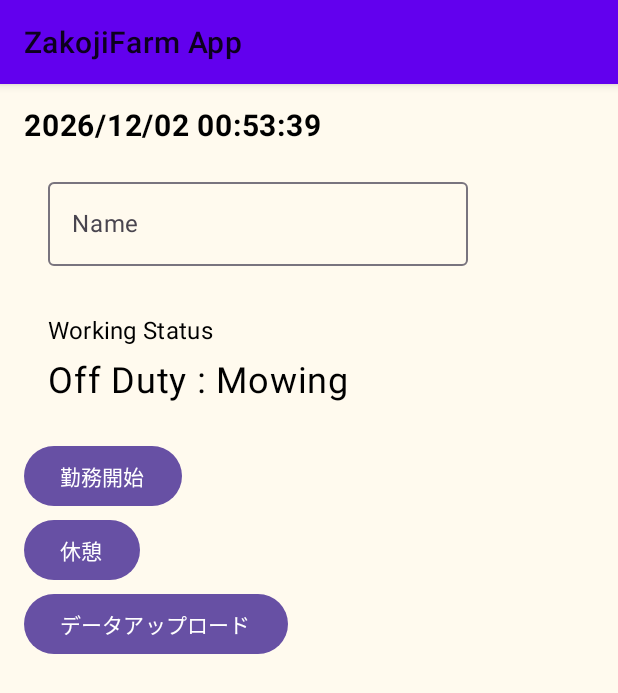
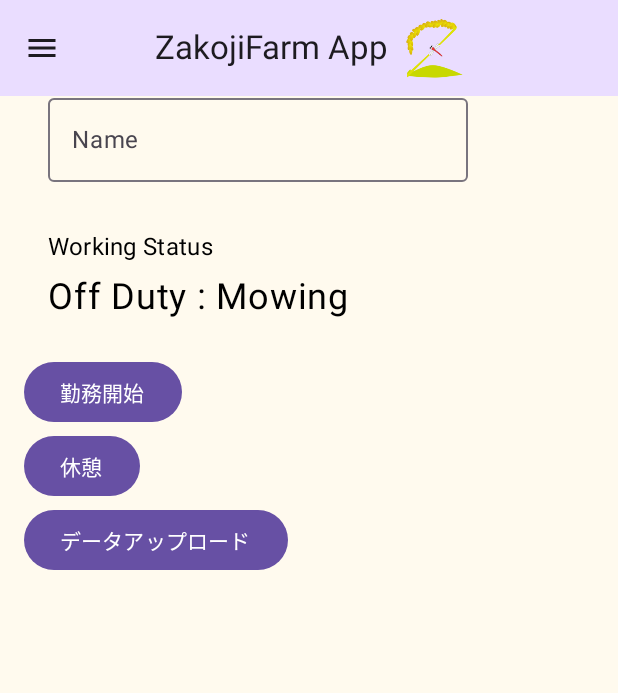
Before and after one commit to sonatine726/zakojifrarm_workmanagement_android_app, an Android app built with Jetpack Compose: the screen it shows after launch (MainActivity), on a phone screen of 412 x 824 dp. Shown: the top 693 px of the screen. Run offline under Robolectric (Android 15) with nearby library versions, the light colour scheme and no system bars; our stand-ins replace Dagger/Hilt's generated code.

Commit message:
Change design of the top bar

```diff
--- a/app/src/main/java/com/zakojifarm/farmapp/ui/MainActivity.kt
+++ b/app/src/main/java/com/zakojifarm/farmapp/ui/MainActivity.kt
@@ -13,10 +13,14 @@ import androidx.activity.viewModels
 import androidx.annotation.RequiresApi
 import androidx.appcompat.app.AppCompatActivity
 import androidx.compose.foundation.layout.*
+import androidx.compose.material.icons.Icons
+import androidx.compose.material.icons.filled.Menu
 import androidx.compose.material3.*
 import androidx.compose.runtime.*
+import androidx.compose.ui.Alignment
 import androidx.compose.ui.Modifier
 import androidx.compose.ui.graphics.Color
+import androidx.compose.ui.res.painterResource
 import androidx.compose.ui.res.stringResource
 import androidx.compose.ui.text.font.FontWeight
 import androidx.compose.ui.text.style.TextAlign
@@ -86,7 +90,8 @@ class MainActivity : AppCompatActivity() {
                             R.color.main_screen_bg_color,
                             MainApplication.instance.theme
                         )
-                    )
+                    ),
+                    topBar = { MainTopAppBar() }
                 ) {
                     MainScreen()
                 }
@@ -105,6 +110,42 @@ class MainActivity : AppCompatActivity() {
                     Log.v(TAG, "PreDraw.$canStart")
                     if (canStart) content.viewTreeObserver.removeOnPreDrawListener(this)
                     return canStart
+                }
+            }
+        )
+    }
+
+    @OptIn(ExperimentalMaterial3Api::class)
+    @Composable
+    fun MainTopAppBar() {
+        val topAppBarState = rememberTopAppBarState()
+        val scrollBehavior = TopAppBarDefaults.pinnedScrollBehavior(topAppBarState)
+
+        CenterAlignedTopAppBar(
+            title = {
+                Row(
+                    verticalAlignment = Alignment.CenterVertically,
+                    horizontalArrangement = Arrangement.spacedBy(10.dp, Alignment.End)
+                ) {
+                    Text(text = stringResource(id = R.string.app_name))
+                    Icon(
+                        painter = painterResource(R.drawable.main_icon),
+                        contentDescription = "Image",
+                        tint = Color.Unspecified,
+                        modifier = Modifier.size(width = 40.dp, height = 40.dp)
+                    )
+                }
+            },
+            colors = TopAppBarDefaults.centerAlignedTopAppBarColors(
+                containerColor = MaterialTheme.colorScheme.primaryContainer
+            ),
+            scrollBehavior = scrollBehavior,
+            navigationIcon = {
+                IconButton(onClick = { /* doSomething() */ }) {
+                    Icon(
+                        imageVector = Icons.Filled.Menu,
+                        contentDescription = "Localized description"
+                    )
                 }
             }
         )
@@ -221,4 +262,16 @@ class MainActivity : AppCompatActivity() {
         val df = DateTimeFormatter.ofPattern("yyyy/MM/dd HH:mm:ss")
         return df.format(zonedDt)
     }
+
+    @Composable
+    fun WorkKindButton(kind: WorkKind) {
+        Column(modifier = Modifier.padding(16.dp)) {
+            Text(
+                text = stringResource(R.string.working_status_title),
+                modifier = Modifier.padding(bottom = 8.dp),
+                style = MaterialTheme.typography.bodyMedium,
+                fontSize = 16.sp
+            )
+        }
+    }
 }
--- a/app/src/main/res/values/themes.xml
+++ b/app/src/main/res/values/themes.xml
@@ -1,6 +1,6 @@
 <resources>
 
-    <style name="Theme.App.ZakojiFarmApp" parent="Theme.MaterialComponents.Light" />
+    <style name="Theme.App.ZakojiFarmApp" parent="Theme.Material3.Light.NoActionBar" />
 
     <style name="Theme.App.Starting" parent="Theme.SplashScreen">
         <item name="windowSplashScreenBackground">@color/base_bg_color</item>
```
Also changed, not shown: app/src/main/res/drawable/main_icon.png (added).
